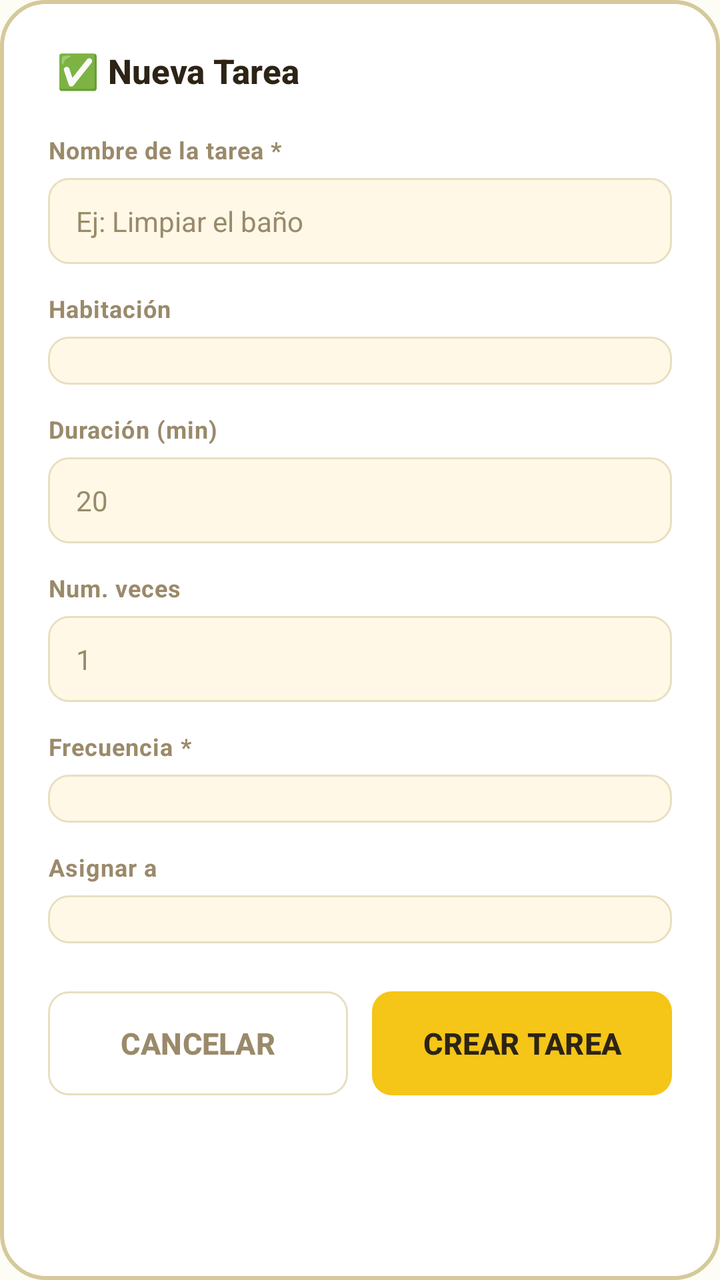
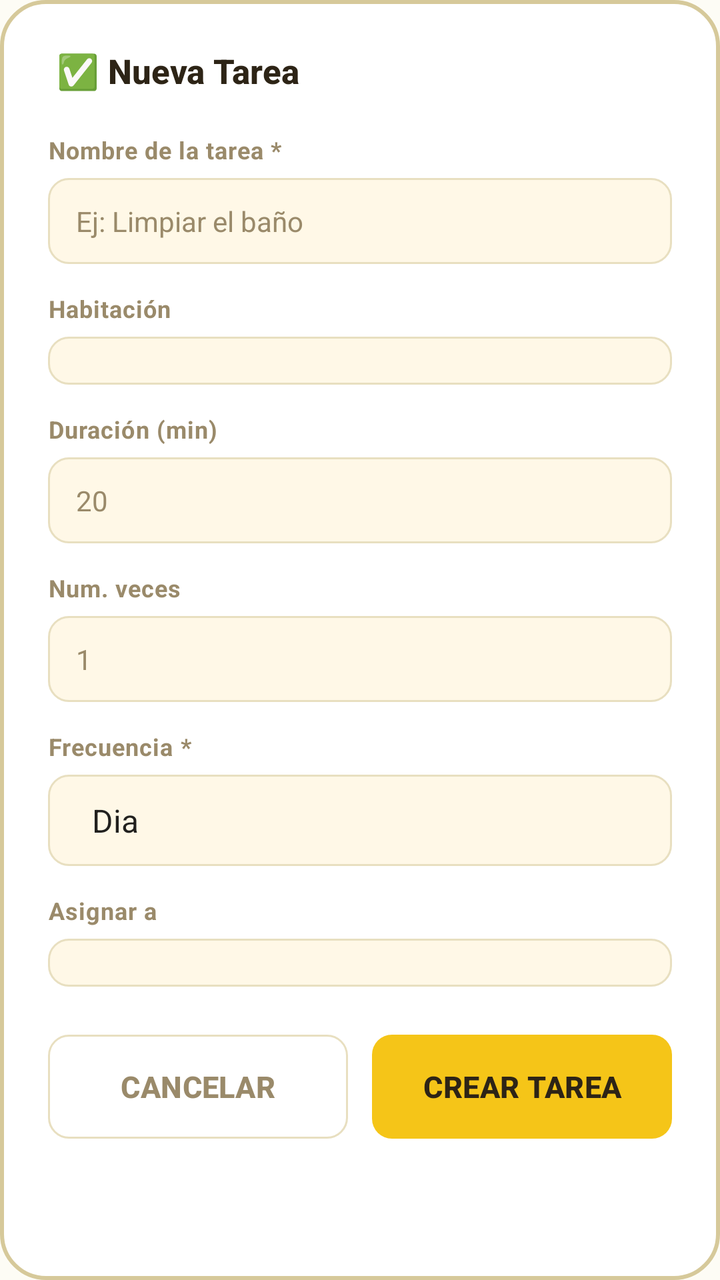

Two renders of the same Android screen: before a commit and after it. Below are the layout's source before the change and the commit's diff.
<!-- AndroidManifest.xml: application theme Theme.HomneyApp -->
<!-- res/layout/fragment_crear_nueva_tarea.xml -->
<?xml version="1.0" encoding="utf-8"?>
<ScrollView xmlns:android="http://schemas.android.com/apk/res/android"
    xmlns:tools="http://schemas.android.com/tools"
    android:layout_width="match_parent"
    android:layout_height="match_parent"
    android:background="@drawable/bg_auth_box"
    android:fillViewport="true">

    <LinearLayout
        android:layout_width="match_parent"
        android:layout_height="wrap_content"
        android:orientation="vertical"
        android:padding="24dp">

        <TextView
            android:layout_width="wrap_content"
            android:layout_height="wrap_content"
            android:text=" ✅ Nueva Tarea"
            style="@style/Homney.Text.Title" />

        <TextView
            android:layout_width="wrap_content"
            android:layout_height="wrap_content"
            android:text="@string/nombre_tarea_nueva"
            style="@style/Homney.Text.Label"
            android:layout_marginTop="20dp"
            android:layout_marginBottom="6dp" />

        <EditText
            android:id="@+id/et_concepto_gasto"
            android:layout_width="match_parent"
            android:layout_height="wrap_content"
            android:background="@drawable/bg_input"
            android:inputType="textAutoComplete"
            android:hint="@string/hint_tarea"
            android:textColor="@color/text"
            android:textColorHint="@color/muted"
            android:textSize="14sp"
            android:paddingLeft="14dp"
            android:paddingRight="14dp"
            android:paddingTop="12dp"
            android:paddingBottom="12dp"
            android:layout_marginBottom="14dp"
            android:singleLine="true" />

        <TextView
            android:layout_width="wrap_content"
            android:layout_height="wrap_content"
            android:text="@string/habitacion_tarea_nueva"
            style="@style/Homney.Text.Label"
            android:layout_marginBottom="6dp" />

        <Spinner
            android:id="@+id/spinner_habitacion"
            android:layout_width="match_parent"
            android:layout_height="wrap_content"
            android:background="@drawable/bg_input"
            android:paddingLeft="14dp"
            android:paddingRight="14dp"
            android:paddingTop="12dp"
            android:paddingBottom="12dp"
            android:layout_marginBottom="14dp" />

        <TextView
            android:layout_width="wrap_content"
            android:layout_height="wrap_content"
            android:text="@string/duracion_nueva_tarea"
            style="@style/Homney.Text.Label"
            android:layout_marginBottom="6dp" />

        <EditText
            android:id="@+id/editTextNumberSigned"
            android:layout_width="match_parent"
            android:layout_height="wrap_content"
            android:ems="10"
            android:inputType="numberSigned"
            android:background="@drawable/bg_input"
            android:textColor="@color/text"
            android:textColorHint="@color/muted"
            android:textSize="14sp"
            android:paddingLeft="14dp"
            android:paddingRight="14dp"
            android:paddingTop="12dp"
            android:paddingBottom="12dp"
            android:layout_marginBottom="14dp"
            android:hint="20" />

        <TextView
            android:layout_width="wrap_content"
            android:layout_height="wrap_content"
            android:text="@string/num_veces"
            style="@style/Homney.Text.Label"
            android:layout_marginBottom="6dp" />

        <EditText
            android:id="@+id/ed_num_veces"
            android:layout_width="match_parent"
            android:layout_height="wrap_content"
            android:ems="10"
            android:inputType="numberSigned"
            android:background="@drawable/bg_input"
            android:textColor="@color/text"
            android:textColorHint="@color/muted"
            android:textSize="14sp"
            android:paddingLeft="14dp"
            android:paddingRight="14dp"
            android:paddingTop="12dp"
            android:paddingBottom="12dp"
            android:layout_marginBottom="14dp"
            android:hint="1" />

        <TextView
            android:layout_width="wrap_content"
            android:layout_height="wrap_content"
            android:text="@string/frecuencia_nueva_tarea"
            style="@style/Homney.Text.Label"
            android:layout_marginBottom="6dp" />

        <Spinner
            android:id="@+id/spinner_frecuencia"
            android:layout_width="match_parent"
            android:layout_height="wrap_content"
            android:background="@drawable/bg_input"
            android:paddingLeft="14dp"
            android:paddingRight="14dp"
            android:paddingTop="12dp"
            android:paddingBottom="12dp"
            android:layout_marginBottom="14dp" />

        <TextView
            android:layout_width="wrap_content"
            android:layout_height="wrap_content"
            android:text="@string/asigna_tarea"
            style="@style/Homney.Text.Label"
            android:layout_marginBottom="6dp" />

        <Spinner
            android:id="@+id/spinner_asigna"
            android:layout_width="match_parent"
            android:layout_height="wrap_content"
            android:background="@drawable/bg_input"
            android:paddingLeft="14dp"
            android:paddingRight="14dp"
            android:paddingTop="12dp"
            android:paddingBottom="12dp"
            android:layout_marginBottom="24dp" />

        <LinearLayout
            android:layout_width="match_parent"
            android:layout_height="wrap_content"
            android:orientation="horizontal">

            <Button
                android:id="@+id/btn_cancelar_tarea"
                android:layout_width="0dp"
                android:layout_height="52dp"
                style="@style/Homney.Button.Ghost"
                android:text="@string/btn_cancelar"
                android:textSize="15sp"
                android:layout_weight="1"
                android:layout_marginEnd="6dp" />

            <Button
                android:id="@+id/btn_crear_tarea"
                android:layout_width="0dp"
                android:layout_height="52dp"
                style="@style/Homney.Button.Primary"
                android:text="@string/btn_crear_tarea"
                android:textSize="15sp"
                android:layout_weight="1"
                android:layout_marginStart="6dp" />

        </LinearLayout>

    </LinearLayout>
</ScrollView>
<!-- resources referenced by this layout -->
<resources>
  <color name="muted">#9A8A6A</color>
  <color name="text">#2D2416</color>
  <!-- drawable bg_auth_box (drawable) -->
  <?xml version="1.0" encoding="utf-8"?>
  <shape xmlns:android="http://schemas.android.com/apk/res/android"
      android:shape="rectangle">
      <solid android:color="@color/surface" />
      <stroke android:width="2dp" android:color="@color/border2" />
      <corners android:radius="22dp" />
  </shape>
  <!-- drawable bg_input (drawable) -->
  <?xml version="1.0" encoding="utf-8"?>
  <selector xmlns:android="http://schemas.android.com/apk/res/android">
  
      
      <item android:state_focused="true">
          <shape android:shape="rectangle">
              <solid android:color="@color/surface_two" />
              <stroke android:width="2dp" android:color="@color/accent" />
              <corners android:radius="10dp" />
          </shape>
      </item>
  
      
      <item>
          <shape android:shape="rectangle">
              <solid android:color="@color/surface_two" />
              <stroke android:width="1dp" android:color="@color/border" />
              <corners android:radius="10dp" />
          </shape>
      </item>
  
  </selector>
  <string name="asigna_tarea">Asignar a</string>
  <string name="btn_cancelar">Cancelar</string>
  <string name="btn_crear_tarea">Crear tarea</string>
  <string name="duracion_nueva_tarea">Duración (min)</string>
  <string name="frecuencia_nueva_tarea">Frecuencia *</string>
  <string name="habitacion_tarea_nueva">Habitación</string>
  <string name="hint_tarea">Ej: Limpiar el baño</string>
  <string name="nombre_tarea_nueva">Nombre de la tarea *</string>
  <string name="num_veces">Num. veces</string>
  <style name="Homney.Button.Ghost" parent="Homney.Button.Base">
          <item name="android:background">@drawable/bg_button_ghost</item>
          <item name="android:textColor">@color/muted</item>
      </style>
  <style name="Homney.Button.Primary" parent="Homney.Button.Base">
          <item name="android:background">@drawable/bg_button_primary</item>
          <item name="android:textColor">@color/text</item>
      </style>
  <style name="Homney.Text.Label" parent="Homney.Text">
          <item name="android:textColor">@color/muted</item>
          <item name="android:textSize">12sp</item>
          <item name="android:textStyle">bold</item>
          <item name="android:letterSpacing">0.03</item>
          <item name="android:textAllCaps">false</item>
      </style>
  <style name="Homney.Text.Title" parent="Homney.Text">
          <item name="android:textColor">@color/text</item>
          <item name="android:textSize">17sp</item>
          <item name="android:textStyle">bold</item>
          <item name="android:fontFamily">sans-serif-medium</item>
      </style>
  <color name="surface">#FFFFFFFF</color>
  <color name="border2">#D6C99A</color>
  <color name="surface_two">#FFF8E7</color>
  <color name="accent">#F5C518</color>
  <color name="border">#E8DFC0</color>
  <style name="Homney.Text" parent="" />
  <color name="accent_dark">#D4A80E</color>
  <color name="green">#7CC87A</color>
  <color name="green_dark">#58A856</color>
  <color name="background">#FDFCF5</color>
  <color name="accent_background">#FFF3C0</color>
  <!-- unchanged entries left out for length: 4 -->
</resources>

<!-- the commit's change to res/layout/fragment_crear_nueva_tarea.xml (unified diff, before → after) -->
@@ -26,8 +26,8 @@
             android:layout_marginTop="20dp"
             android:layout_marginBottom="6dp" />
 
-        <EditText
-            android:id="@+id/et_concepto_gasto"
+        <AutoCompleteTextView
+            android:id="@+id/et_nombre_tarea"
             android:layout_width="match_parent"
             android:layout_height="wrap_content"
             android:background="@drawable/bg_input"
@@ -69,7 +69,7 @@
             android:layout_marginBottom="6dp" />
 
         <EditText
-            android:id="@+id/editTextNumberSigned"
+            android:id="@+id/et_duracion"
             android:layout_width="match_parent"
             android:layout_height="wrap_content"
             android:ems="10"
@@ -93,7 +93,7 @@
             android:layout_marginBottom="6dp" />
 
         <EditText
-            android:id="@+id/ed_num_veces"
+            android:id="@+id/et_num_veces"
             android:layout_width="match_parent"
             android:layout_height="wrap_content"
             android:ems="10"
@@ -120,12 +120,15 @@
             android:id="@+id/spinner_frecuencia"
             android:layout_width="match_parent"
             android:layout_height="wrap_content"
+            android:layout_marginBottom="14dp"
             android:background="@drawable/bg_input"
+            android:entries="@array/frecuencia_options"
             android:paddingLeft="14dp"
+            android:paddingTop="12dp"
             android:paddingRight="14dp"
-            android:paddingTop="12dp"
             android:paddingBottom="12dp"
-            android:layout_marginBottom="14dp" />
+            android:popupBackground="@drawable/bg_input"
+            android:spinnerMode="dropdown" />
 
         <TextView
             android:layout_width="wrap_content"
<!-- resource entries referenced after the edit -->
@@ -1,5 +1,11 @@
 <!-- resources referenced by this layout -->
 <resources>
+  <string-array name="frecuencia_options">
+          <item>Dia</item>
+          <item>Semana</item>
+          <item>Mes</item>
+          <item>Variable</item>
+      </string-array>
   <color name="muted">#9A8A6A</color>
   <color name="text">#2D2416</color>
   <!-- drawable bg_auth_box (drawable) -->
